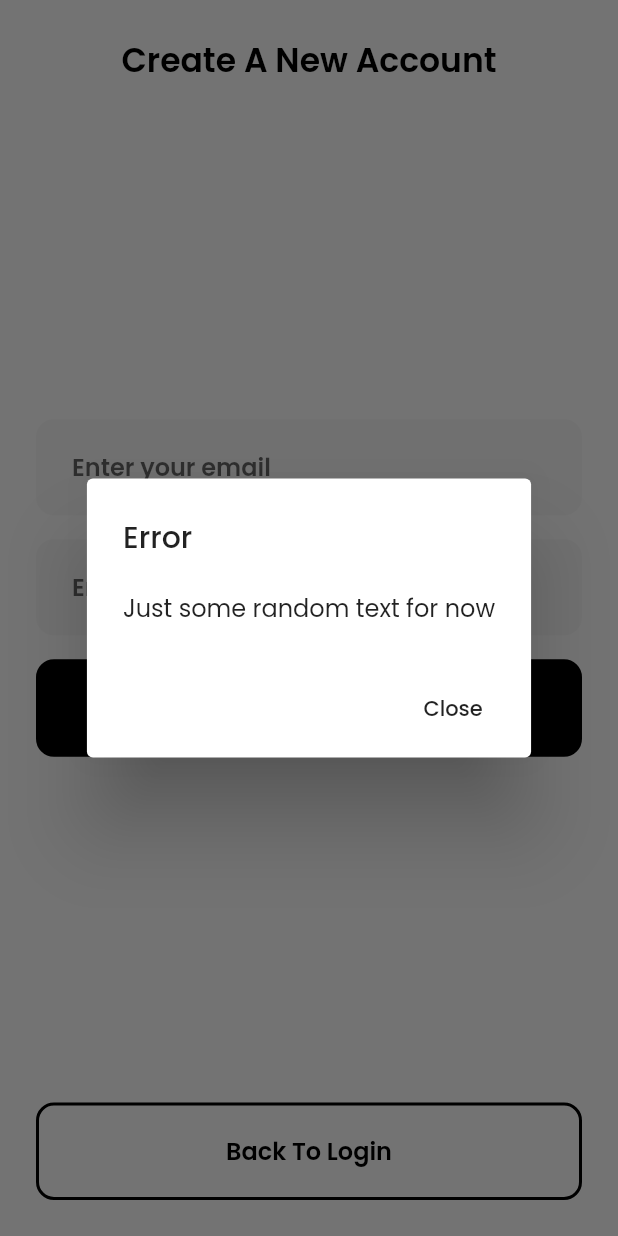
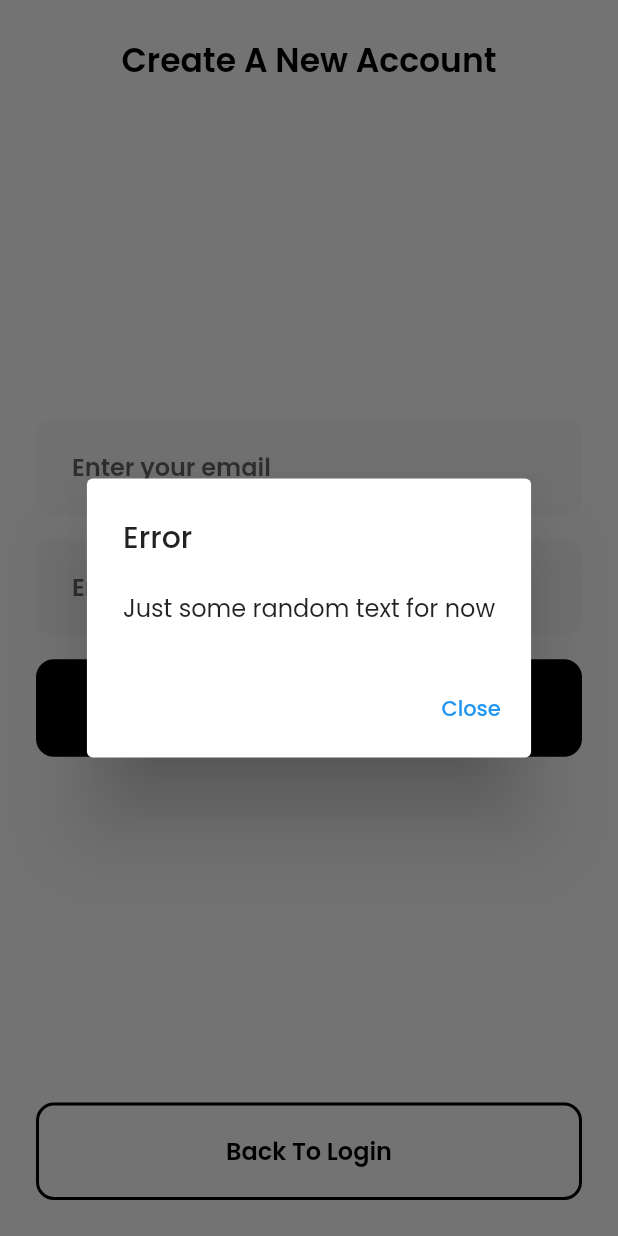
Before and after one commit to iAmTochi/the_ecommerce, a Flutter app: the RegisterPage screen opened directly, after a tap on "Sign Up", on a phone screen of 412 x 824 dp. Run offline on Flutter 3.47's test engine with Material 2 defaults, Android fonts, the phone set to English and light mode, and no system bars; our stand-ins replace firebase_auth, firebase_core, google_fonts; accounts and stored records are empty.

Commit message:
Update register_page.dart

```diff
--- a/lib/screens/register_page.dart
+++ b/lib/screens/register_page.dart
@@ -23,7 +23,7 @@ class _RegisterPageState extends State<RegisterPage> {
               child: Text("Just some random text for now"),
             ),
             actions: [
-              FlatButton(
+              TextButton(
                 onPressed: () {
                   Navigator.pop(context);
                 },
@@ -58,6 +58,7 @@ class _RegisterPageState extends State<RegisterPage> {
                   CustomBtn(
                     text: "Sign Up",
                     onPressed: () {
+                      // Open the Dialog
                       _alertDialogBuilder();
                     },
                   )
```
